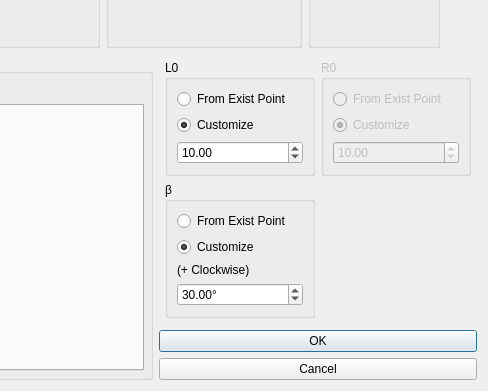
Above: core/panel/run_Triangle_Solver_edit.ui from KmolYuan/Pyslvs-UI before the change; both pictures show x 448 to 936 and y 262 to 653 of the 936 by 653 pixel window. Below: the same form after it.
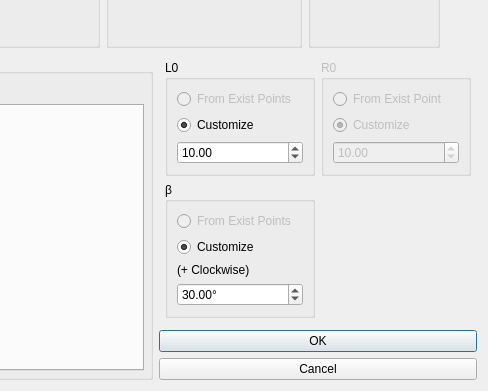
That is the form after the change. Icons and pictures are not drawn.

Commit message: File format changed for result move point.

```diff
--- a/core/panel/run_Triangle_Solver_edit.ui
+++ b/core/panel/run_Triangle_Solver_edit.ui
@@ -697,8 +697,11 @@
             <layout class="QVBoxLayout" name="verticalLayout">
              <item>
               <widget class="QRadioButton" name="len1Exist">
+               <property name="enabled">
+                <bool>false</bool>
+               </property>
                <property name="text">
-                <string>From Exist Point</string>
+                <string>From Exist Points</string>
                </property>
               </widget>
              </item>
@@ -772,8 +775,11 @@
             <layout class="QVBoxLayout" name="verticalLayout_4">
              <item>
               <widget class="QRadioButton" name="angleExist">
+               <property name="enabled">
+                <bool>false</bool>
+               </property>
                <property name="text">
-                <string>From Exist Point</string>
+                <string>From Exist Points</string>
                </property>
               </widget>
              </item>
```
Left out of the diff: 99 changed lines with no effect on the pictures. The commit also changes 5 other files.
